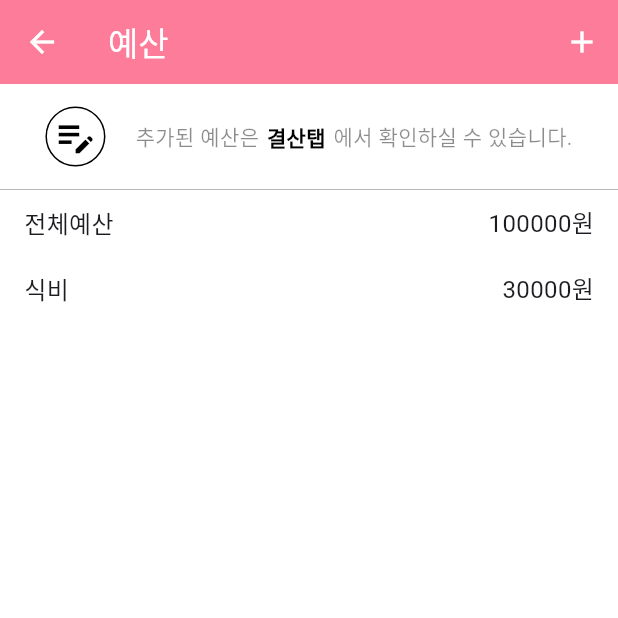
After one commit to greenpig4b/pink-project-flutter, a Flutter app: the ResultPage screen opened directly, after a tap on "예산설정", on a phone screen of 412 x 824 dp, the top half of it. The commit adds this screen. Run offline on Flutter 3.47's test engine with Material 3 defaults, Android fonts, the phone set to English and light mode, and no system bars; our stand-ins replace dio, fl_chart, flutter_riverpod, flutter_secure_storage, flutter_svg, font_awesome_flutter and 1 more; accounts and stored records are empty.

Commit message:
budget_edit and budget_edit_info, change edit into detail

```diff
--- /dev/null
+++ b/lib/ui/main/result/components/budget/budget_detail.dart
@@ -0,0 +1,48 @@
+import 'package:flutter/material.dart';
+import 'package:pinkpig_project_flutter/ui/main/result/components/budget/budget_app_bar.dart';
+import 'package:pinkpig_project_flutter/ui/main/result/components/budget/budget_detail_info.dart';
+
+import '../../data/result_budget_dummy.dart';
+
+class BudgetDetail extends StatelessWidget {
+  const BudgetDetail({Key? key});
+
+  @override
+  Widget build(BuildContext context) {
+    return Scaffold(
+      backgroundColor: Colors.white,
+      appBar: BudgetAppBar(title: "예산"),
+      body: Column(
+        children: [
+          BudgetDetailInfo(),
+          Container(
+            height: 0.5,
+            color: Colors.grey,
+          ),
+          Expanded(
+            // ListView.builder를 Expanded로 감싸서 확장 가능하도록 설정
+            child: ListView.builder(
+              itemCount: budgetData.length,
+              itemBuilder: (context, index) {
+                final category = budgetData[index]["category"];
+                final budget = budgetData[index]["budget"];
+                return Padding(
+                  padding: const EdgeInsets.symmetric(
+                      vertical: 10.0, horizontal: 16.0),
+                  child: Row(
+                    mainAxisAlignment: MainAxisAlignment.spaceBetween,
+                    children: [
+                      Text(category, style: TextStyle(fontSize: 16.0)),
+                      Text("${budget.toStringAsFixed(0)}원",
+                          style: TextStyle(fontSize: 16.0)),
+                    ],
+                  ),
+                );
+              },
+            ),
+          ),
+        ],
+      ),
+    );
+  }
+}
--- a/lib/ui/main/result/components/budget/budget_edit_info.dart
+++ b/lib/ui/main/result/components/budget/budget_detail_info.dart
@@ -1,8 +1,8 @@
 import 'package:flutter/material.dart';
 import 'package:pinkpig_project_flutter/ui/main/result/components/budget/budget_app_bar.dart';
 
-class BudgetEditInfo extends StatelessWidget {
-  const BudgetEditInfo({Key? key});
+class BudgetDetailInfo extends StatelessWidget {
+  const BudgetDetailInfo({Key? key});
 
   @override
   Widget build(BuildContext context) {
--- a/lib/ui/main/result/components/budget/budget_edit.dart
+++ /dev/null
@@ -1,24 +0,0 @@
-import 'package:flutter/material.dart';
-import 'package:pinkpig_project_flutter/ui/main/result/components/budget/budget_app_bar.dart';
-import 'package:pinkpig_project_flutter/ui/main/result/components/budget/budget_edit_info.dart';
-
-class BudgetEdit extends StatelessWidget {
-  const BudgetEdit({Key? key});
-
-  @override
-  Widget build(BuildContext context) {
-    return Scaffold(
-      backgroundColor: Colors.white,
-      appBar: BudgetAppBar(title: "예산"),
-      body: Column(
-        children: [
-          BudgetEditInfo(),
-          Container(
-            height: 0.5, // 선의 높이 설정 (굵기)
-            color: Colors.grey, // 선의 색상 설정
-          ),
-        ],
-      ),
-    );
-  }
-}
--- a/lib/ui/main/result/components/result_body_budget_button.dart
+++ b/lib/ui/main/result/components/result_body_budget_button.dart
@@ -1,5 +1,5 @@
 import 'package:flutter/material.dart';
-import 'package:pinkpig_project_flutter/ui/main/result/components/budget/budget_edit.dart';
+import 'package:pinkpig_project_flutter/ui/main/result/components/budget/budget_detail.dart';
 
 class ResultBodyBudgetButton extends StatelessWidget {
   const ResultBodyBudgetButton({Key? key});
@@ -26,7 +26,7 @@ class ResultBodyBudgetButton extends StatelessWidget {
                   Navigator.push(
                     context,
                     MaterialPageRoute(
-                      builder: (context) => BudgetEdit(), // ResultBodyBudgetEdit 페이지로 이동
+                      builder: (context) => BudgetDetail(), // ResultBodyBudgetEdit 페이지로 이동
                     ),
                   );
                 },
```
